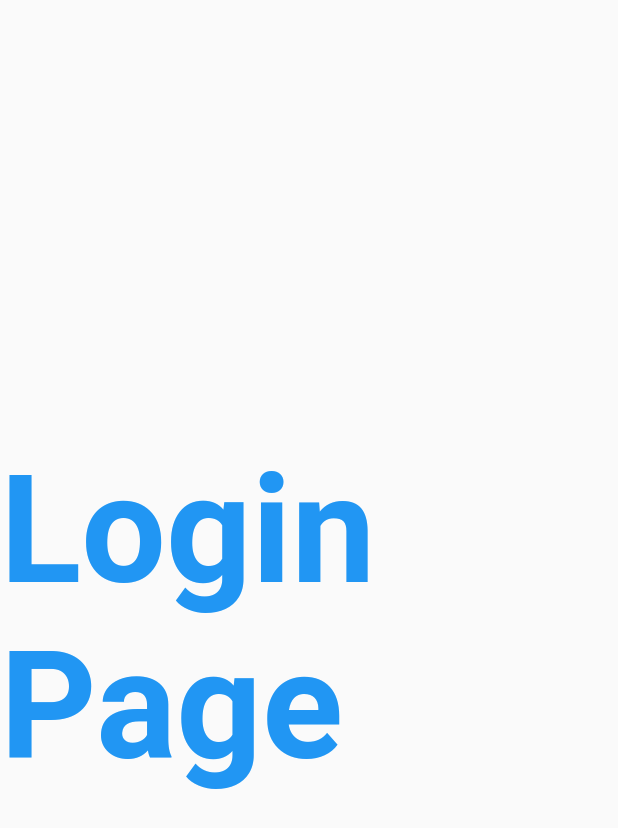
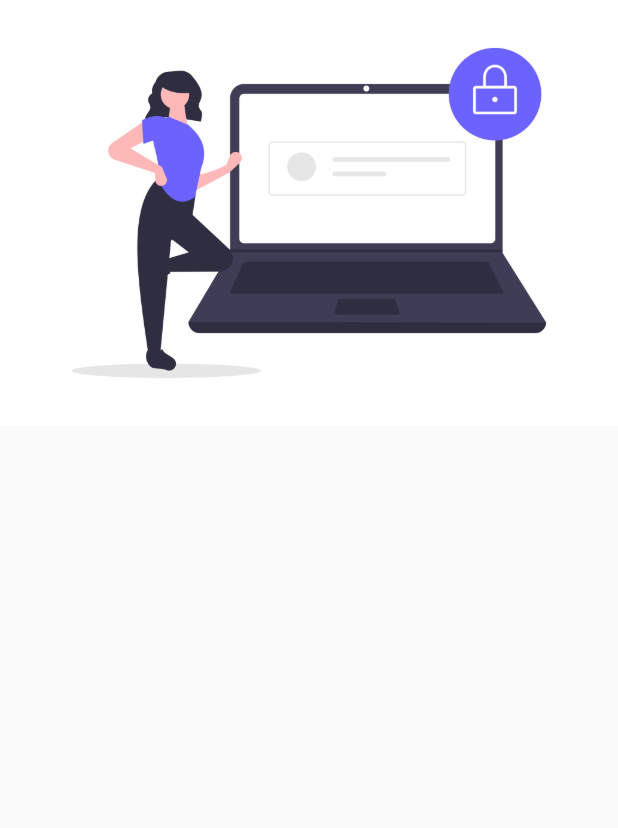
Before and after one commit to bhaveshs6/flutter-demo-app, a Flutter app: the screen it shows after launch, on a phone screen of 412 x 824 dp. Shown: the top 828 px of the screen. Run offline on Flutter 3.47's test engine with Material 2 defaults, Android fonts, the phone set to English and light mode, and no system bars.

Commit message:
added image to login page

```diff
--- a/lib/pages/login.dart
+++ b/lib/pages/login.dart
@@ -6,16 +6,8 @@ class LoginPage extends StatelessWidget {
   @override
   Widget build(BuildContext context) {
     return Material(
-      child: Center(
-        child: Text(
-          "Login Page",
-          style: TextStyle(
-            fontSize: 100,
-            color: Colors.blue,
-            fontWeight: FontWeight.bold,
-          ),
-        ),
-      ),
-    );
+        child: Column(
+      children: [Image.asset("assets/images/undraw_secure_login_pdn4.png")],
+    ));
   }
 }
--- a/pubspec.yaml
+++ b/pubspec.yaml
@@ -50,7 +50,7 @@ flutter:
   #   - images/a_dot_ham.jpeg
 
   assets:
-    - assets/images
+    - assets/images/
 
   # An image asset can refer to one or more resolution-specific "variants", see
   # https://flutter.dev/assets-and-images/#resolution-aware.
```
